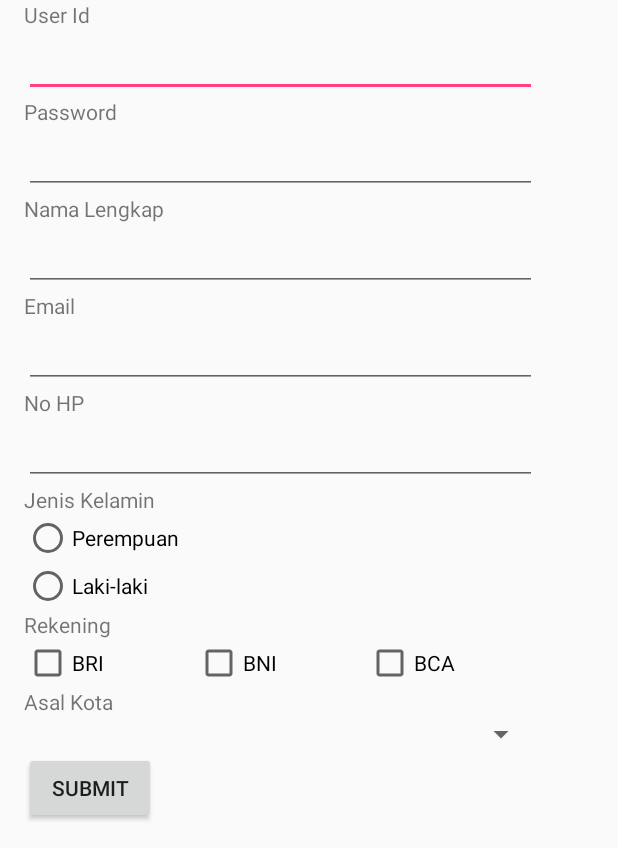
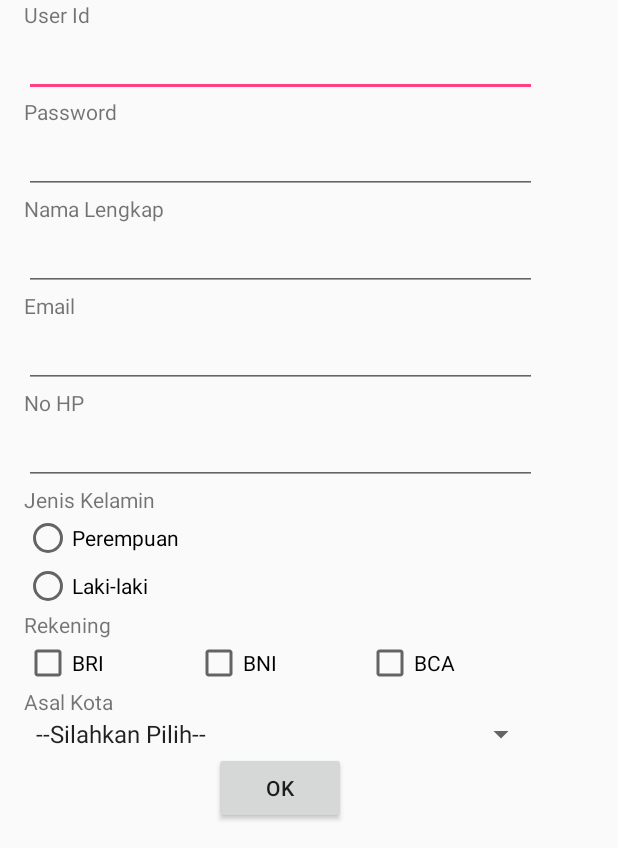
Before and after one commit to rizaalvinazizi1234/form, an Android app: the screen it shows after launch (MainActivity), on a phone screen of 412 x 824 dp, the part 388-1236 px from its top. Run offline under Robolectric (Android 15) with nearby library versions, the phone set to English and light mode, and no system bars.

Commit message:
-designrevisi -selesaicoding

```diff
--- a/app/src/main/res/layout/activity_main.xml
+++ b/app/src/main/res/layout/activity_main.xml
@@ -44,7 +44,7 @@
         android:text="User Id" />
 
     <EditText
-        android:id="@+id/editText"
+        android:id="@+id/editTextUser"
         android:layout_width="match_parent"
         android:layout_height="wrap_content" />
 
@@ -55,7 +55,7 @@
         android:text="Password" />
 
     <EditText
-        android:id="@+id/editText2"
+        android:id="@+id/editTextPassword"
         android:layout_width="match_parent"
         android:layout_height="wrap_content"
         android:ems="10"
@@ -68,7 +68,7 @@
         android:text="Nama Lengkap" />
 
     <EditText
-        android:id="@+id/editText5"
+        android:id="@+id/editTextNama"
         android:layout_width="match_parent"
         android:layout_height="wrap_content" />
 
@@ -79,7 +79,7 @@
         android:text="Email" />
 
     <EditText
-        android:id="@+id/editText3"
+        android:id="@+id/editTextEmail"
         android:layout_width="match_parent"
         android:layout_height="wrap_content"
         android:ems="10"
@@ -92,7 +92,7 @@
         android:text="No HP" />
 
     <EditText
-        android:id="@+id/editText4"
+        android:id="@+id/editTextNo"
         android:layout_width="match_parent"
         android:layout_height="wrap_content"
         android:ems="10"
@@ -110,6 +110,7 @@
         android:orientation="horizontal">
 
         <RadioGroup
+            android:id="@+id/radioGroupKelamin"
             android:layout_width="332dp"
             android:layout_height="wrap_content">
 
@@ -143,21 +144,21 @@
         android:orientation="horizontal">
 
         <CheckBox
-            android:id="@+id/checkBox2"
+            android:id="@+id/checkBoxBRI"
             android:layout_width="114dp"
             android:layout_height="wrap_content"
             android:checked="false"
             android:text="BRI" />
 
         <CheckBox
-            android:id="@+id/checkBox3"
+            android:id="@+id/checkBoxBNI"
             android:layout_width="114dp"
             android:layout_height="wrap_content"
             android:checked="false"
             android:text="BNI" />
 
         <CheckBox
-            android:id="@+id/checkBox"
+            android:id="@+id/checkBoxBCA"
             android:layout_width="114dp"
             android:layout_height="wrap_content"
             android:checked="false"
@@ -175,13 +176,22 @@
         android:id="@+id/spinner"
         android:layout_width="match_parent"
         android:layout_height="wrap_content"
-        android:layout_gravity="center_horizontal" />
+        android:layout_gravity="center_horizontal"
+        android:entries="@array/Asal" />
 
     <Button
-        android:id="@+id/button"
+        android:id="@+id/buttonOk"
         android:layout_width="wrap_content"
         android:layout_height="wrap_content"
-        android:text="Submit" />
+        android:layout_gravity="center_horizontal"
+        android:text="OK" />
+
+    <TextView
+        android:id="@+id/textViewHasil"
+        android:layout_width="wrap_content"
+        android:layout_height="wrap_content"
+        android:layout_gravity="center_horizontal"
+        tools:text="Hasil" />
 
 </LinearLayout>
 </ScrollView>
--- /dev/null
+++ b/app/src/main/res/values/asal.xml
@@ -0,0 +1,17 @@
+<?xml version="1.0" encoding="utf-8"?>
+<resources>
+    <string-array name="Asal">
+        <item>--Silahkan Pilih--</item>
+        <item>Tulungagung</item>
+        <item>Blitar</item>
+        <item>Kediri</item>
+        <item>Trenggalek</item>
+        <item>Ponorogo</item>
+        <item>Jombang</item>
+        <item>Madiun</item>
+        <item>Ngawi</item>
+        <item>Malang</item>
+        <item>Mojokerto</item>
+        <item>Surabaya</item>
+    </string-array>
+</resources>
```
Also changed, not shown: app/src/main/java/id/sch/smktelkom_mlg/tugas01/xirpl1032/form/MainActivity.java (+123 -0 lines).
